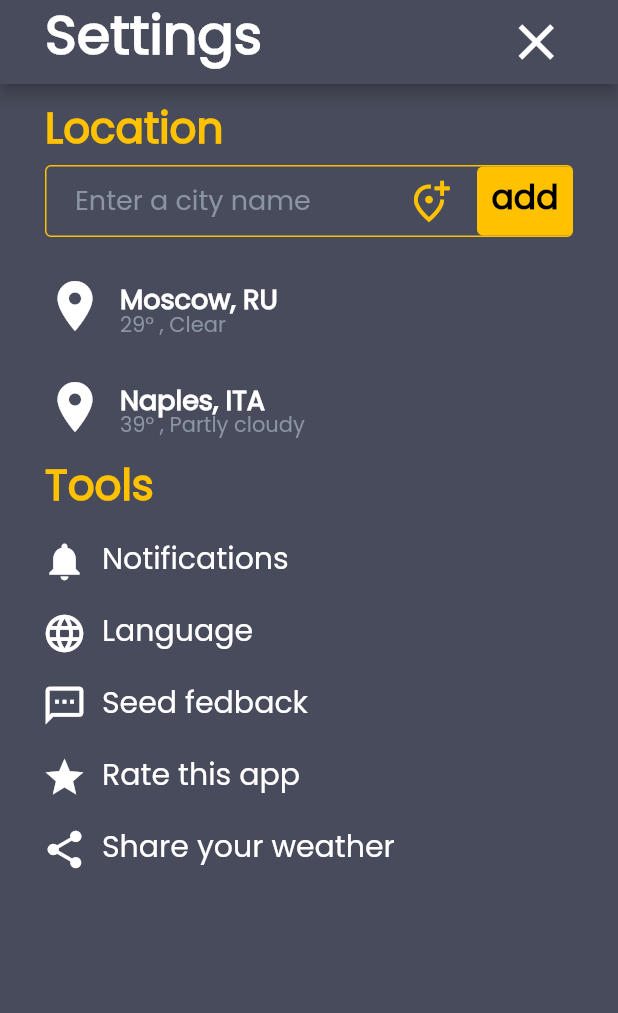
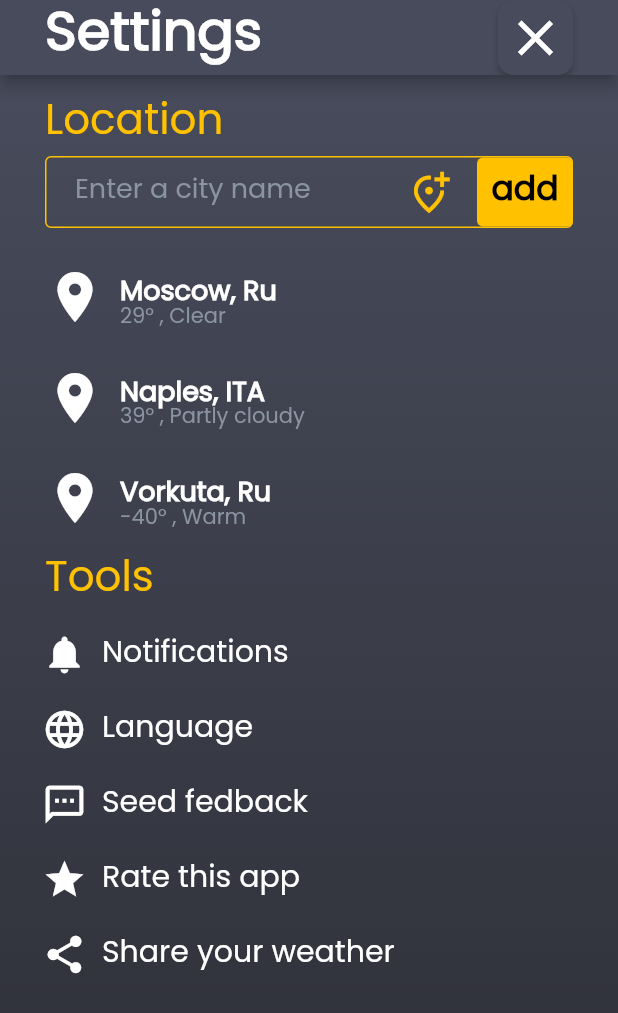
Before and after one commit to ALI-BABAI/weather_forecast_app, a Flutter app: the screen it shows after launch, after a tap on the "settings" icon, on a phone screen of 412 x 824 dp. Shown: the top 1013 px of the screen. Run offline on Flutter 3.47's test engine with Material 2 defaults, Android fonts, the phone set to English and light mode, and no system bars; our stand-ins replace simple_gradient_text.

Commit message:
Оптимизация кода: в экран настроек внесён виджет отрисовки списка городов
Добавлен абстрактный класс с стилем кнопки переходов между экранами

```diff
--- a/lib/screens/home_screen/home_screen.dart
+++ b/lib/screens/home_screen/home_screen.dart
@@ -15,33 +15,27 @@ class HomeScreen extends StatelessWidget {
     // получаем текущее время с устройства  (! правильнее ловить его из сети)
     final currentTime = DateTime.now();
     return Scaffold(
-        body: Container(
+        body: DecoratedBox(
       decoration: const BoxDecoration(
-              color: Color(0xFF484B5B),
-              // gradient: LinearGradient(
-              //   colors: [Color(0xFF484B5B), Color(0xFF2C2D35)],
-              //   begin: Alignment.topCenter,
-              //   end: Alignment.bottomCenter,
-              // ),
+        gradient: LinearGradient(
+          colors: [Color(0xFF484B5B), Color(0xFF2C2D35)],
+          begin: Alignment.topCenter,
+          end: Alignment.bottomCenter,
         ),
-            alignment: Alignment.center,
+      ),
       child: ListView(
         children: [
           //используя AppBar можно сделать было
           const SelectedCityAndSettingsMenu(),
-                const Divider(color: grayColor, thickness: 3),
+          const Divider(color: grayColor, thickness: 2),
+          // const DottedDivederWidget(),
           CurrentDayWeatherWidget(
             currentWeekDay: currentTime.weekday,
             currentDay: currentTime.day,
             currentMonth: currentTime.month,
           ),
-                const SizedBox(height: 20),
-                const DottedDivederWidget(), // ? пунктирный разделитель
-                const SizedBox(height: 20),
+          const DottedDivederWidget(), // пунктирный разделитель
           const CurrentDayAllParametersWidget(),
-                const SizedBox(height: 20),
-                PerHourForecastWidget(currentHour: currentTime.hour),
-                const Divider(color: grayColor, thickness: 1),
           PerSevenDaysForecastWidget(
             currentDay: currentTime.day,
             currentMonth: currentTime.month,
@@ -50,6 +44,7 @@ class HomeScreen extends StatelessWidget {
           const SizedBox(height: 20),
           const Placeholder(fallbackHeight: 400, fallbackWidth: 400)
         ],
-            )));
+      ),
+    ));
   }
 }
--- a/lib/screens/home_screen/widgets/current_day_main_weather.dart
+++ b/lib/screens/home_screen/widgets/current_day_main_weather.dart
@@ -41,8 +41,10 @@ class CurrentDayWeatherWidget extends StatelessWidget {
       'Saturday',
       'Sunday',
     ];
+
     final String month = monthNames[currentMonth - 1];
     final String dayOfWeek = dayNames[currentWeekDay - 1];
+
     return Column(
       children: [
         Row(
@@ -91,34 +93,38 @@ class CurrentDayWeatherWidget extends StatelessWidget {
             )
           ],
         ),
-        const SizedBox(height: 30),
-        Row(
+        Padding(
+          padding: const EdgeInsets.symmetric(vertical: 20),
+          child: Row(
             mainAxisAlignment: MainAxisAlignment.spaceEvenly,
             children: [
               RichText(
+                textAlign: TextAlign.center,
                 text: TextSpan(
                   style: poppinsRegularExtended(12, grayColor, FontWeight.w300),
                   children: <TextSpan>[
                     const TextSpan(text: '29°/27° | Feels like '),
                     TextSpan(
                       text: '39°C',
-                    style:
-                        poppinsRegularExtended(12, whiteColor, FontWeight.w300),
+                      style: poppinsRegularExtended(
+                          12, whiteColor, FontWeight.w300),
                     )
                   ],
                 ),
               ),
               Text('|',
-                style: poppinsRegularExtended(12, grayColor, FontWeight.w300)),
+                  style:
+                      poppinsRegularExtended(12, grayColor, FontWeight.w300)),
               RichText(
+                textAlign: TextAlign.center,
                 text: TextSpan(
                   style: poppinsRegularExtended(12, grayColor, FontWeight.w300),
                   children: <TextSpan>[
                     const TextSpan(text: 'Wind '),
                     TextSpan(
                       text: '9 KM',
-                    style:
-                        poppinsRegularExtended(12, whiteColor, FontWeight.w300),
+                      style: poppinsRegularExtended(
+                          12, whiteColor, FontWeight.w300),
                     ),
                     const TextSpan(text: '/H WSW'),
                   ],
@@ -126,10 +132,13 @@ class CurrentDayWeatherWidget extends StatelessWidget {
               ),
             ],
           ),
+        ),
       ],
     );
   }
 }
+
+// Table использовать виджет? - не?
 
 // Элементы идетничны, можно создать список - но...
 // Отступы MainAxisAlignment и CrossAxisAlignment всё равно требуют
@@ -139,17 +148,23 @@ class CurrentDayAllParametersWidget extends StatelessWidget {
 
   @override
   Widget build(BuildContext context) {
-    return Column(
+    return Padding(
+      padding: const EdgeInsets.symmetric(vertical: 20),
+      child: Column(
         children: [
           Row(mainAxisAlignment: MainAxisAlignment.spaceAround, children: [
-          Column(crossAxisAlignment: CrossAxisAlignment.start, children: [
+            Column(
+                crossAxisAlignment: CrossAxisAlignment.start,
+                mainAxisAlignment: MainAxisAlignment.center,
+                children: [
                   Row(
                     mainAxisAlignment: MainAxisAlignment.spaceEvenly,
                     children: [
                       const Icon(Icons.wb_cloudy_outlined, color: Colors.white),
                       Text(
                         '   Precipation: ',
-                  style: poppinsRegularExtended(14, grayColor, FontWeight.w300),
+                        style: poppinsRegularExtended(
+                            14, grayColor, FontWeight.w300),
                       ),
                       Text('21%',
                           style: poppinsRegularExtended(
@@ -162,10 +177,12 @@ class CurrentDayAllParametersWidget extends StatelessWidget {
                   Row(
                     mainAxisAlignment: MainAxisAlignment.spaceBetween,
                     children: [
-                const Icon(Icons.wind_power_outlined, color: Colors.white),
+                      const Icon(Icons.wind_power_outlined,
+                          color: Colors.white),
                       Text(
                         '   Wind: ',
-                  style: poppinsRegularExtended(14, grayColor, FontWeight.w300),
+                        style: poppinsRegularExtended(
+                            14, grayColor, FontWeight.w300),
                       ),
                       Text('10 km/h',
                           style: poppinsRegularExtended(
@@ -180,7 +197,8 @@ class CurrentDayAllParametersWidget extends StatelessWidget {
                   Row(
                     mainAxisAlignment: MainAxisAlignment.center,
                     children: [
-                    const Icon(Icons.water_drop_outlined, color: Colors.white),
+                      const Icon(Icons.water_drop_outlined,
+                          color: Colors.white),
                       Text(
                         '   Humidity: ',
                         style: poppinsRegularExtended(
@@ -211,6 +229,7 @@ class CurrentDayAllParametersWidget extends StatelessWidget {
                 ]),
           ])
         ],
+      ),
     );
   }
 }
--- a/lib/screens/home_screen/widgets/selected_city_and_settings.dart
+++ b/lib/screens/home_screen/widgets/selected_city_and_settings.dart
@@ -1,5 +1,7 @@
 import 'package:flutter/material.dart';
 import 'package:weather_forecast_app/screens/settings_screen.dart';
+
+import 'package:weather_forecast_app/theme/button.dart';
 import 'package:weather_forecast_app/theme/text.dart';
 import 'package:weather_forecast_app/theme/colors.dart';
 
@@ -16,51 +18,45 @@ class SelectedCityAndSettingsMenu extends StatelessWidget {
     //   );
     // }
 
-    return Row(
+    return SizedBox(
+      height: 50,
+      child: Padding(
+        padding: const EdgeInsets.symmetric(horizontal: 25),
+        child: Row(
           mainAxisAlignment: MainAxisAlignment.spaceBetween,
           crossAxisAlignment: CrossAxisAlignment.center,
           children: [
             Expanded(
               child: Text(
                 'Moscow, Russia',
-            style: poppinsRegularExtended(24, whiteColor, FontWeight.w500),
+                style: poppinsRegularExtended(30, whiteColor, FontWeight.bold),
                 textAlign: TextAlign.center,
               ),
             ),
-        ElevatedButton(
+            SizedBox(
+              height: 40,
+              width: 40,
+              child: ElevatedButton(
                   onPressed: () {
                     //  Navigator.pushNamed(context, '/second');
                     Navigator.push(
                       context,
-                MaterialPageRoute(builder: (context) => const SettingsScreen()),
+                      MaterialPageRoute(
+                          builder: (context) => const SettingsScreen()),
                     );
                   },
-            style: ButtonStyle(
-                minimumSize: const MaterialStatePropertyAll(Size(24, 24)),
-                padding: const MaterialStatePropertyAll(
-                  EdgeInsets.all(5),
+                  style: AppNavigattionButtonStyle.buttonStyle,
+                  child: const Expanded(
+                    child: Icon(
+                      Icons.settings,
+                      size: 30,
                     ),
-                backgroundColor:
-                    const MaterialStatePropertyAll(Color(0xFF484B5B)),
-                shape: MaterialStatePropertyAll(
-                  RoundedRectangleBorder(
-                      borderRadius: BorderRadius.circular(50),
-                      side:
-                          const BorderSide(width: 0, color: Color(0x0F484B5B))),
                   )),
-            child: const Icon(Icons.settings)),
-        const IconButton(
-          iconSize: 24,
-          onPressed: settingButtonPressed,
-          highlightColor: Colors.cyan, // Цвет при нажатии
-          hoverColor: Colors.amber, // Цвет при наведении
-          splashColor: Colors.brown, // Цвет всплеска при нажатии
-          icon: Icon(
-            Icons.settings,
-            color: whiteColor,
             ),
-        )
+
           ],
+        ),
+      ),
     );
   }
 }
--- a/lib/screens/settings_screen.dart
+++ b/lib/screens/settings_screen.dart
@@ -3,6 +3,7 @@
 
 import 'package:flutter/material.dart';
 import 'package:weather_forecast_app/screens/home_screen/home_screen.dart';
+import 'package:weather_forecast_app/theme/button.dart';
 import 'package:weather_forecast_app/theme/colors.dart';
 import 'package:weather_forecast_app/theme/text.dart';
 
@@ -20,48 +21,49 @@ class SettingsScreen extends StatelessWidget {
       },
       child: Scaffold(
         appBar: AppBar(
+          toolbarHeight: 50,
           elevation: 4, // тень
           titleSpacing: 30,
           title: Text(
             'Settings',
-            style: poppinsRegularExtended(36, whiteColor, FontWeight.w600),
+            style: poppinsRegularExtended(36, whiteColor, FontWeight.bold),
           ),
           backgroundColor: const Color(0xFF484B5B),
           automaticallyImplyLeading:
               false, // убираем автоматически созданную кнопку "назад"
           actions: <Widget>[
-            Container(
-              margin: const EdgeInsets.only(right: 30),
-              child: IconButton(
-                padding: const EdgeInsets.only(right: 1),
-                splashRadius: 20,
-                icon: const Icon(Icons.close, size: 40),
+            Padding(
+              padding: const EdgeInsets.only(right: 30),
+              child: ElevatedButton(
                   onPressed: () {
+                    //  Navigator.pushNamed(context, '/second');
                     Navigator.push(
                       context,
                       MaterialPageRoute(
-                          builder: (context) => const HomeScreen()));
+                          builder: (context) => const HomeScreen()),
+                    );
                   },
+                  style: AppNavigattionButtonStyle.buttonStyle,
+                  child: const Expanded(
+                    child: Icon(
+                      Icons.close,
+                      size: 40,
                     ),
+                  )),
             ),
           ],
         ),
-        body: Container(
+        body: DecoratedBox(
           decoration: const BoxDecoration(
-            color: Color(0xFF484B5B),
+            gradient: LinearGradient(
+              colors: [Color(0xFF484B5B), Color(0xFF2C2D35)],
+              begin: Alignment.topCenter,
+              end: Alignment.bottomCenter,
+            ),
           ),
           child: ListView(children: [
-            // LocationWidget(),
-            const LocationWidget(),
-            Container(
-              padding: const EdgeInsets.symmetric(horizontal: 30, vertical: 10),
-              alignment: Alignment.centerLeft,
-              child: Text(
-                'Tools',
-                style: poppinsRegularExtended(28, orangeColor, FontWeight.w600),
-              ),
-            ),
-            const Expanded(child: ToolsWidget()),
+            LocationWidget(),
+            const ToolsWidget(),
           ]),
         ),
       ),
@@ -77,49 +79,13 @@ class Cities {
 }
 
 class LocationWidget extends StatelessWidget {
-  // final _cities = [
-  //   Cities(cityName: 'Moscow, Ru', cityWeather: '29° , Clear'),
-  //   Cities(cityName: 'Naples, ITA', cityWeather: '39° , Partly cloudy'),
-  // ];
+  final _cities = [
+    Cities(cityName: 'Moscow, Ru', cityWeather: '29° , Clear'),
+    Cities(cityName: 'Naples, ITA', cityWeather: '39° , Partly cloudy'),
+    Cities(cityName: 'Vorkuta, Ru', cityWeather: '-40° , Warm'),
+  ];
 
-  // Widget? itemBuilder(BuildContext context, int index) {
-  //   final city = _cities[index];
-  //   // Количество элементов
-  //   return Column(
-  //     children: [
-  //       const SizedBox(height: 25),
-  //       Row(
-  //         mainAxisAlignment: MainAxisAlignment.start,
-  //         children: [
-  //           const Icon(
-  //             Icons.location_on,
-  //             size: 40,
-  //             color: whiteColor,
-  //           ),
-  //           const SizedBox(width: 10),
-  //           Column(
-  //             crossAxisAlignment: CrossAxisAlignment.start,
-  //             children: [
-  //               const SizedBox(height: 10),
-  //               Text(
-  //                 city.cityName,
-  //                 style:
-  //                     poppinsRegularExtended(18, whiteColor, FontWeight.w600),
-  //               ),
-  //               Text(
-  //                 city.cityWeather,
-  //                 style: poppinsRegularExtended(14, grayColor, FontWeight.w500),
-  //               ),
-  //             ],
-  //           )
-  //         ],
-  //       ),
-  //     ],
-  //   );
-  // }
-
-  // LocationWidget({super.key});
-  const LocationWidget({super.key});
+  LocationWidget({super.key});
 
   @override
   Widget build(BuildContext context) {
@@ -132,7 +98,7 @@ class LocationWidget extends StatelessWidget {
             padding: const EdgeInsets.symmetric(vertical: 8.0),
             child: Text(
               'Location',
-              style: poppinsRegularExtended(28, orangeColor, FontWeight.w600),
+              style: poppinsRegularExtended(28, orangeColor, FontWeight.w500),
             ),
           ),
           TextField(
@@ -150,9 +116,7 @@ class LocationWidget extends StatelessWidget {
             },
             // стили
             decoration: InputDecoration(
-              isCollapsed: true,
-              // костыль,  текст прижимается к верху
-              contentPadding: const EdgeInsets.only(left: 20, top: 16),
+              contentPadding: const EdgeInsets.only(left: 20),
               hintText: 'Enter a city name',
               hintStyle: poppinsRegularExtended(18, grayColor, FontWeight.w300),
               suffixIcon: Row(
@@ -188,7 +152,7 @@ class LocationWidget extends StatelessWidget {
                   ),
                 ],
               ),
-              /*  suffixIcon: TextButton(
+/*               suffixIcon: TextButton(
                   style: const ButtonStyle(
                     fixedSize: MaterialStatePropertyAll(Size.fromHeight(45)),
                   ),
@@ -206,31 +170,24 @@ class LocationWidget extends StatelessWidget {
               ),
             ),
           ),
-          // Добавить лист выбранных городов и распарсив его выводить виджет.
-          // const Divider(thickness: 1),
-          // Expanded(
-          //   child: ListView.builder(
-          //     itemCount: _cities.length, // берем количество городов в списке
-          //     scrollDirection: Axis.vertical,
-          //     itemBuilder: itemBuilder,
-          //   ),
-          // ),
-          // const Divider(thickness: 1),
-          const InfoPerCity(cityName: 'Moscow, RU', cityWeather: '29° , Clear'),
-          const InfoPerCity(
-              cityName: 'Naples, ITA', cityWeather: '39° , Partly cloudy'),
+          ListView.builder(
+            itemCount: _cities.length,
+            shrinkWrap: true,
+            itemBuilder: (context, index) {
+              final city = _cities[index];
+              return InfoPerCity(currentCity: city);
+            },
+          ),
         ],
       ),
     );
   }
 }
 
-// Добавить лист выбранных городов
 class InfoPerCity extends StatelessWidget {
-  final String cityName;
-  final String cityWeather;
-  const InfoPerCity(
-      {super.key, required this.cityName, required this.cityWeather});
+  final Cities currentCity;
+
+  const InfoPerCity({super.key, required this.currentCity});
 
   @override
   Widget build(BuildContext context) {
@@ -251,12 +208,12 @@ class InfoPerCity extends StatelessWidget {
               children: [
                 const SizedBox(height: 10),
                 Text(
-                  cityName,
+                  currentCity.cityName,
                   style:
                       poppinsRegularExtended(18, whiteColor, FontWeight.w600),
                 ),
                 Text(
-                  cityWeather,
+                  currentCity.cityWeather,
                   style: poppinsRegularExtended(14, grayColor, FontWeight.w500),
                 ),
               ],
@@ -273,18 +230,26 @@ class ToolsWidget extends StatelessWidget {
 
   @override
   Widget build(BuildContext context) {
-    return const Column(
+    return Column(
+      crossAxisAlignment: CrossAxisAlignment.start,
       children: [
-        Column(children: [
-          ToolsElementWidget(
+        Padding(
+          padding: const EdgeInsets.symmetric(horizontal: 30, vertical: 10),
+          child: Text(
+            'Tools',
+            style: poppinsRegularExtended(28, orangeColor, FontWeight.w500),
+          ),
+        ),
+        const ToolsElementWidget(
             buttonName: 'Notifications', iconType: Icons.notifications),
-          ToolsElementWidget(buttonName: 'Language', iconType: Icons.language),
-          ToolsElementWidget(
+        const ToolsElementWidget(
+            buttonName: 'Language', iconType: Icons.language),
+        const ToolsElementWidget(
             buttonName: 'Seed fedback', iconType: Icons.sms_outlined),
-          ToolsElementWidget(buttonName: 'Rate this app', iconType: Icons.star),
-          ToolsElementWidget(
-              buttonName: 'Share your weather', iconType: Icons.share),
-        ])
+        const ToolsElementWidget(
+            buttonName: 'Rate this app', iconType: Icons.star),
+        const ToolsElementWidget(
+            buttonName: 'Share your weather', iconType: Icons.share)
       ],
     );
   }
@@ -299,7 +264,9 @@ class ToolsElementWidget extends StatelessWidget {
 
   @override
   Widget build(BuildContext context) {
-    return Padding(
+    return SizedBox(
+      height: 50,
+      child: Padding(
         padding: const EdgeInsets.symmetric(horizontal: 20),
         child: TextButton(
             onPressed: () {},
@@ -316,6 +283,7 @@ class ToolsElementWidget extends StatelessWidget {
                 ),
               ],
             )),
+      ),
     );
   }
 }
--- /dev/null
+++ b/lib/theme/button.dart
@@ -0,0 +1,16 @@
+import 'package:flutter/material.dart';
+
+abstract class AppNavigattionButtonStyle {
+  static final buttonStyle = ButtonStyle(
+    minimumSize: const MaterialStatePropertyAll(Size(40, 40)),
+    padding: const MaterialStatePropertyAll(
+      EdgeInsets.all(5),
+    ),
+    backgroundColor: const MaterialStatePropertyAll(Color(0xFF484B5B)),
+    shape: MaterialStatePropertyAll(
+      RoundedRectangleBorder(
+        borderRadius: BorderRadius.circular(10),
+      ),
+    ),
+  );
+}
```
Also changed, not shown: lib/screens/home_screen/widgets/dotted_diveder.dart (+2 -25 lines). Lines whose indentation alone changed are shown as unchanged.
